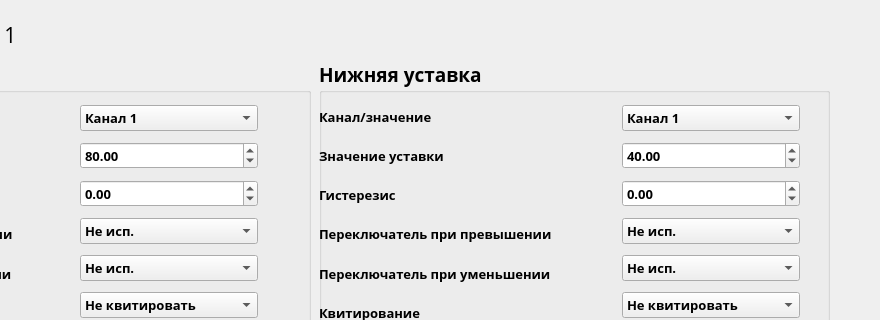
First picture: the form in stackedoptions.ui, repository tomyqg/topaz-m, before the edit; both pictures show x 260 to 1140 and y 0 to 320 of the 1237 by 673 pixel window.
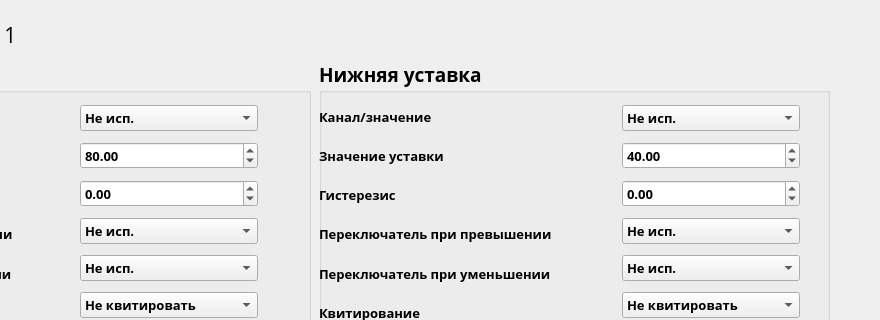
Second picture: the form after the edit. The open tabs and pages were chosen to show the change. Icons and pictures are not drawn. Custom widgets are drawn as their Qt base class.

```diff
--- a/stackedoptions.ui
+++ b/stackedoptions.ui
@@ -5704,6 +5704,14 @@
            <pointsize>10</pointsize>
           </font>
          </property>
+         <property name="currentIndex">
+          <number>0</number>
+         </property>
+         <item>
+          <property name="text">
+           <string>Не исп.</string>
+          </property>
+         </item>
          <item>
           <property name="text">
            <string>Канал 1</string>
@@ -6098,11 +6106,43 @@
       <layout class="QVBoxLayout" name="verticalLayout_2">
        <item>
         <widget class="QComboBox" name="comboBox">
+         <property name="sizePolicy">
+          <sizepolicy hsizetype="Preferred" vsizetype="Fixed">
+           <horstretch>0</horstretch>
+           <verstretch>0</verstretch>
+          </sizepolicy>
+         </property>
          <property name="font">
           <font>
            <pointsize>10</pointsize>
           </font>
          </property>
+         <property name="contextMenuPolicy">
+          <enum>Qt::DefaultContextMenu</enum>
+         </property>
+         <property name="layoutDirection">
+          <enum>Qt::LeftToRight</enum>
+         </property>
+         <property name="editable">
+          <bool>false</bool>
+         </property>
+         <property name="currentText">
+          <string>Не исп.</string>
+         </property>
+         <property name="currentIndex">
+          <number>0</number>
+         </property>
+         <property name="insertPolicy">
+          <enum>QComboBox::InsertAtBottom</enum>
+         </property>
+         <property name="sizeAdjustPolicy">
+          <enum>QComboBox::AdjustToContentsOnFirstShow</enum>
+         </property>
+         <item>
+          <property name="text">
+           <string>Не исп.</string>
+          </property>
+         </item>
          <item>
           <property name="text">
            <string>Канал 1</string>
```
Left out of the diff: 191 changed lines with no effect on the pictures.
